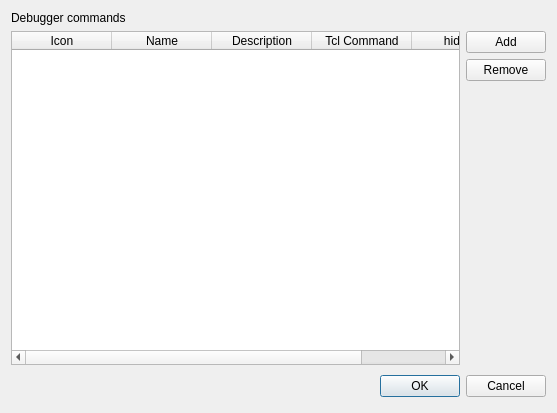
First picture: the form in src/CommandDialog.ui, repository pvmm/debugger, before the edit.
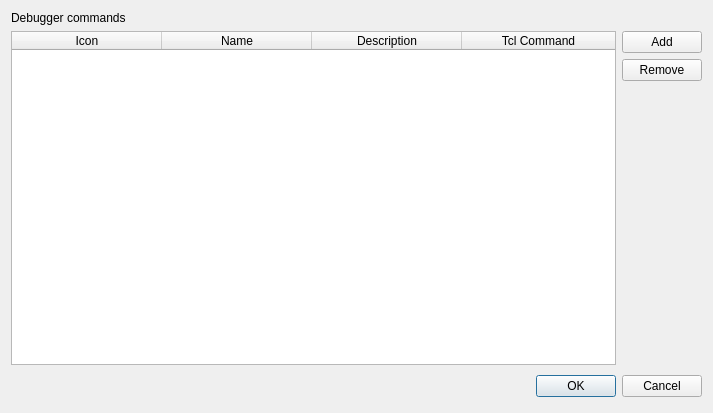
Second picture: the form after the edit.

```diff
--- a/src/CommandDialog.ui
+++ b/src/CommandDialog.ui
@@ -6,7 +6,7 @@
    <rect>
     <x>0</x>
     <y>0</y>
-    <width>557</width>
+    <width>713</width>
     <height>413</height>
    </rect>
   </property>
@@ -37,6 +37,21 @@
        <property name="selectionBehavior">
         <enum>QAbstractItemView::SelectRows</enum>
        </property>
+       <attribute name="horizontalHeaderCascadingSectionResizes">
+        <bool>true</bool>
+       </attribute>
+       <attribute name="horizontalHeaderMinimumSectionSize">
+        <number>150</number>
+       </attribute>
+       <attribute name="horizontalHeaderDefaultSectionSize">
+        <number>150</number>
+       </attribute>
+       <attribute name="horizontalHeaderStretchLastSection">
+        <bool>true</bool>
+       </attribute>
+       <attribute name="verticalHeaderVisible">
+        <bool>false</bool>
+       </attribute>
        <column>
         <property name="text">
          <string>Icon</string>
@@ -57,11 +72,6 @@
          <string>Tcl Command</string>
         </property>
        </column>
-       <column>
-        <property name="text">
-         <string>hidden</string>
-        </property>
-       </column>
       </widget>
      </item>
      <item>
```
Left out of the diff: 11 changed lines with no effect on the pictures.
